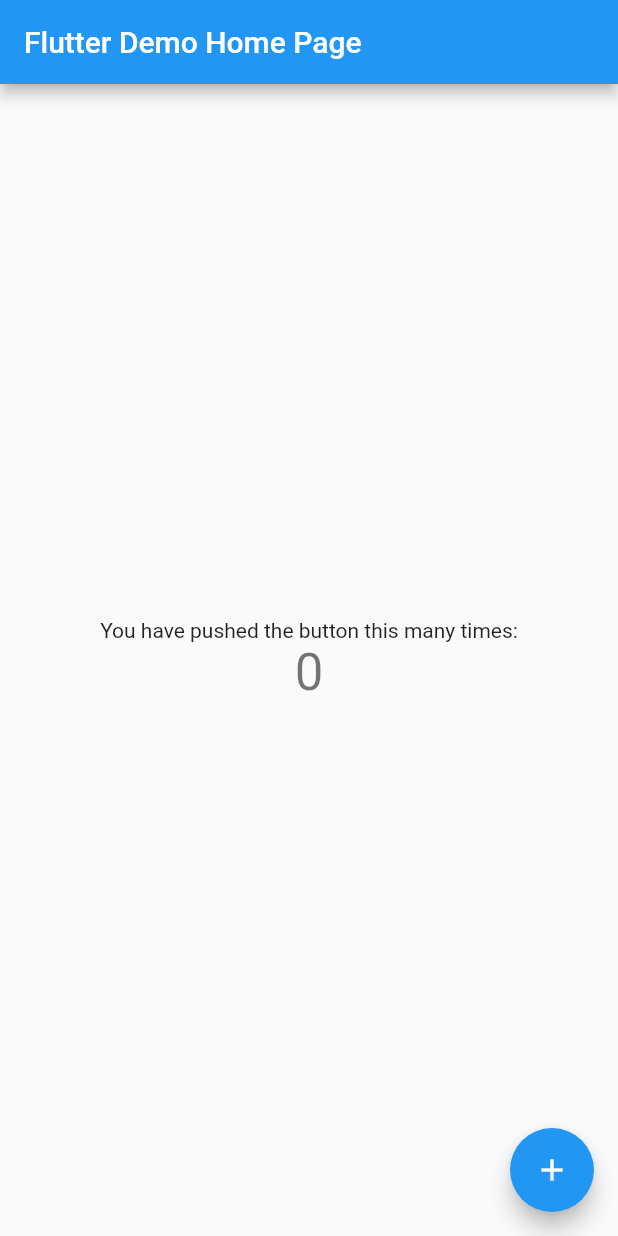
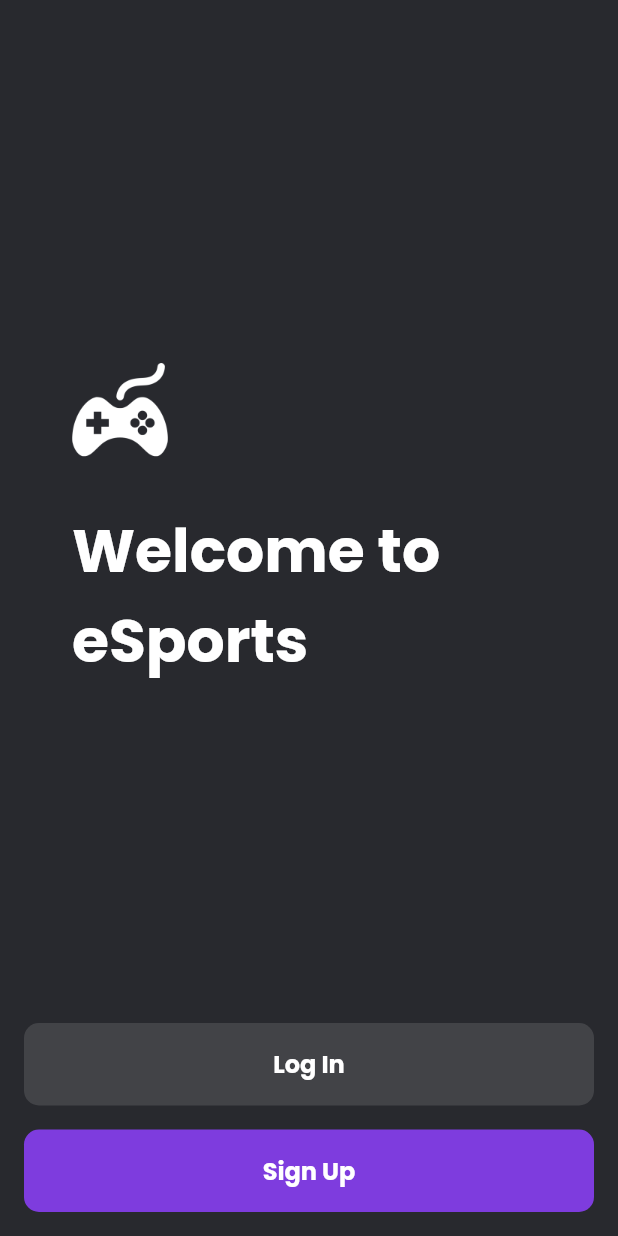
Before and after one commit to victormarques-ia/game_streaming_flutter, a Flutter app: the screen it shows after launch, on a phone screen of 412 x 824 dp. Run offline on Flutter 3.47's test engine with Material 2 defaults, Android fonts, the phone set to English and light mode, and no system bars; our stand-ins replace google_fonts.

Commit message:
feat: create Welcome screen

```diff
--- a/lib/main.dart
+++ b/lib/main.dart
@@ -1,117 +1,24 @@
 import 'package:flutter/material.dart';
+import 'package:google_fonts/google_fonts.dart';
+
+import 'screens/authentication/welcome.dart';
 
 void main() {
   runApp(MyApp());
 }
 
 class MyApp extends StatelessWidget {
-  // This widget is the root of your application.
   @override
   Widget build(BuildContext context) {
     return MaterialApp(
       title: 'Flutter Demo',
       theme: ThemeData(
-        // This is the theme of your application.
-        //
-        // Try running your application with "flutter run". You'll see the
-        // application has a blue toolbar. Then, without quitting the app, try
-        // changing the primarySwatch below to Colors.green and then invoke
-        // "hot reload" (press "r" in the console where you ran "flutter run",
-        // or simply save your changes to "hot reload" in a Flutter IDE).
-        // Notice that the counter didn't reset back to zero; the application
-        // is not restarted.
-        primarySwatch: Colors.blue,
-        // This makes the visual density adapt to the platform that you run
-        // the app on. For desktop platforms, the controls will be smaller and
-        // closer together (more dense) than on mobile platforms.
-        visualDensity: VisualDensity.adaptivePlatformDensity,
-      ),
-      home: MyHomePage(title: 'Flutter Demo Home Page'),
+          primarySwatch: Colors.blue,
+          visualDensity: VisualDensity.adaptivePlatformDensity,
+          brightness: Brightness.dark,
+          textTheme: GoogleFonts.poppinsTextTheme()),
+      debugShowCheckedModeBanner: false,
+      home: Welcome(),
     );
   }
 }
-
-class MyHomePage extends StatefulWidget {
-  MyHomePage({Key key, this.title}) : super(key: key);
-
-  // This widget is the home page of your application. It is stateful, meaning
-  // that it has a State object (defined below) that contains fields that affect
-  // how it looks.
-
-  // This class is the configuration for the state. It holds the values (in this
-  // case the title) provided by the parent (in this case the App widget) and
-  // used by the build method of the State. Fields in a Widget subclass are
-  // always marked "final".
-
-  final String title;
-
-  @override
-  _MyHomePageState createState() => _MyHomePageState();
-}
-
-class _MyHomePageState extends State<MyHomePage> {
-  int _counter = 0;
-
-  void _incrementCounter() {
-    setState(() {
-      // This call to setState tells the Flutter framework that something has
-      // changed in this State, which causes it to rerun the build method below
-      // so that the display can reflect the updated values. If we changed
-      // _counter without calling setState(), then the build method would not be
-      // called again, and so nothing would appear to happen.
-      _counter++;
-    });
-  }
-
-  @override
-  Widget build(BuildContext context) {
-    // This method is rerun every time setState is called, for instance as done
-    // by the _incrementCounter method above.
-    //
-    // The Flutter framework has been optimized to make rerunning build methods
-    // fast, so that you can just rebuild anything that needs updating rather
-    // than having to individually change instances of widgets.
-    return Scaffold(
-      appBar: AppBar(
-        // Here we take the value from the MyHomePage object that was created by
-        // the App.build method, and use it to set our appbar title.
-        title: Text(widget.title),
-      ),
-      body: Center(
-        // Center is a layout widget. It takes a single child and positions it
-        // in the middle of the parent.
-        child: Column(
-          // Column is also a layout widget. It takes a list of children and
-          // arranges them vertically. By default, it sizes itself to fit its
-          // children horizontally, and tries to be as tall as its parent.
-          //
-          // Invoke "debug painting" (press "p" in the console, choose the
-          // "Toggle Debug Paint" action from the Flutter Inspector in Android
-          // Studio, or the "Toggle Debug Paint" command in Visual Studio Code)
-          // to see the wireframe for each widget.
-          //
-          // Column has various properties to control how it sizes itself and
-          // how it positions its children. Here we use mainAxisAlignment to
-          // center the children vertically; the main axis here is the vertical
-          // axis because Columns are vertical (the cross axis would be
-          // horizontal).
-          mainAxisAlignment: MainAxisAlignment.center,
-          children: <Widget>[
-            Text(
-              'You have pushed the button this many times:',
-            ),
-            Text(
-              '$_counter',
-              style: Theme.of(context).textTheme.headline4,
-            ),
-          ],
-        ),
-      ),
-      floatingActionButton: FloatingActionButton(
-        onPressed: _incrementCounter,
-        tooltip: 'Increment',
-        child: Icon(Icons.add),
-      ), // This trailing comma makes auto-formatting nicer for build methods.
-    );
-  }
-}
--- /dev/null
+++ b/lib/screens/authentication/welcome.dart
@@ -0,0 +1,57 @@
+import 'package:flutter/material.dart';
+import 'package:game_streaming/utils/constants.dart';
+
+import 'package:game_streaming/shared/rounded_button.dart';
+
+class Welcome extends StatelessWidget {
+  @override
+  Widget build(BuildContext context) {
+    return Scaffold(
+      backgroundColor: kBackgroundColor,
+      body: SafeArea(
+        child: Padding(
+          padding: EdgeInsets.all(16),
+          child: Column(
+            crossAxisAlignment: CrossAxisAlignment.start,
+            children: [
+              Expanded(
+                child: Padding(
+                  padding: EdgeInsets.symmetric(horizontal: 32),
+                  child: Column(
+                    crossAxisAlignment: CrossAxisAlignment.stretch,
+                    mainAxisAlignment: MainAxisAlignment.center,
+                    children: [
+                      Align(
+                        alignment: Alignment.centerLeft,
+                        child: SizedBox(
+                          height: 64,
+                          child: Image.asset("assets/icons/joystick.png"),
+                        ),
+                      ),
+                      SizedBox(
+                        height: 32,
+                      ),
+                      Text("Welcome to\neSports",
+                          style: TextStyle(
+                              color: Colors.white,
+                              fontSize: 40,
+                              fontWeight: FontWeight.bold)),
+                    ],
+                  ),
+                ),
+              ),
+              RoundedButton(
+                text: 'Log In',
+                color: Colors.white12,
+                onPress: () {},
+              ),
+              SizedBox(height: 16),
+              RoundedButton(
+                  text: "Sign Up", color: kPrimaryColor, onPress: () {}),
+            ],
+          ),
+        ),
+      ),
+    );
+  }
+}
--- /dev/null
+++ b/lib/shared/rounded_button.dart
@@ -0,0 +1,40 @@
+import 'package:flutter/material.dart';
+
+class RoundedButton extends StatelessWidget {
+  final String text;
+  final Color color;
+  final Function onPress;
+
+  RoundedButton(
+      {@required this.text, @required this.color, @required this.onPress});
+
+  @override
+  Widget build(BuildContext context) {
+    return Material(
+      color: color,
+      clipBehavior: Clip.antiAlias,
+      shape: RoundedRectangleBorder(
+        borderRadius: BorderRadius.all(
+          Radius.circular(10),
+        ),
+      ),
+      child: InkWell(
+        onTap: () {
+          onPress();
+        },
+        child: Container(
+          height: 55,
+          child: Center(
+            child: Text(
+              text,
+              style: TextStyle(
+                  color: Colors.white,
+                  fontWeight: FontWeight.bold,
+                  fontSize: 16),
+            ),
+          ),
+        ),
+      ),
+    );
+  }
+}
```
Also changed, not shown: 1 other file.
